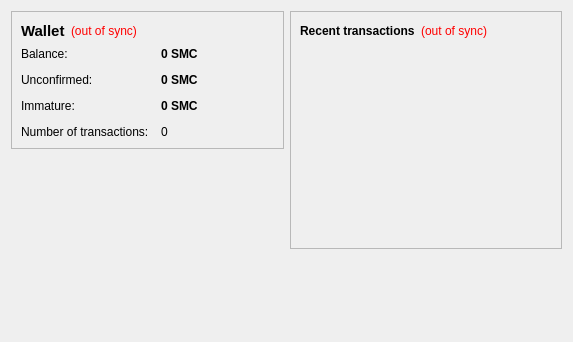
Old version of the form src/qt/forms/overviewpage.ui in the repository tibcoin/test.
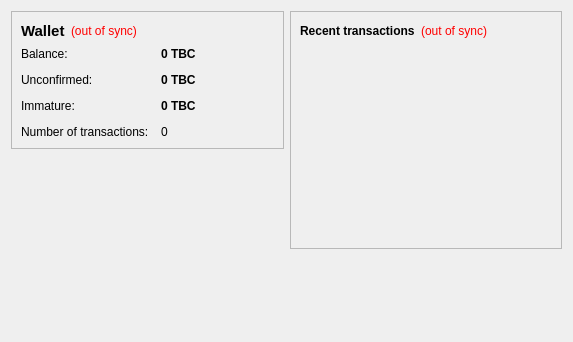
New version of the form.

What changed in the file:
```diff
--- a/src/qt/forms/overviewpage.ui
+++ b/src/qt/forms/overviewpage.ui
@@ -105,7 +105,7 @@
              <string>Your current balance</string>
             </property>
             <property name="text">
-             <string notr="true">0 SMC</string>
+             <string notr="true">0 TBC</string>
             </property>
             <property name="textInteractionFlags">
              <set>Qt::LinksAccessibleByMouse|Qt::TextSelectableByKeyboard|Qt::TextSelectableByMouse</set>
@@ -134,7 +134,7 @@
              <string>Total of transactions that have yet to be confirmed, and do not yet count toward the current balance</string>
             </property>
             <property name="text">
-             <string notr="true">0 SMC</string>
+             <string notr="true">0 TBC</string>
             </property>
             <property name="textInteractionFlags">
              <set>Qt::LinksAccessibleByMouse|Qt::TextSelectableByKeyboard|Qt::TextSelectableByMouse</set>
@@ -177,7 +177,7 @@
              <string>Mined balance that has not yet matured</string>
             </property>
             <property name="text">
-             <string notr="true">0 SMC</string>
+             <string notr="true">0 TBC</string>
             </property>
             <property name="textInteractionFlags">
              <set>Qt::LinksAccessibleByMouse|Qt::TextSelectableByKeyboard|Qt::TextSelectableByMouse</set>
```
Left out of the diff: 4 changed lines with no effect on the pictures.
